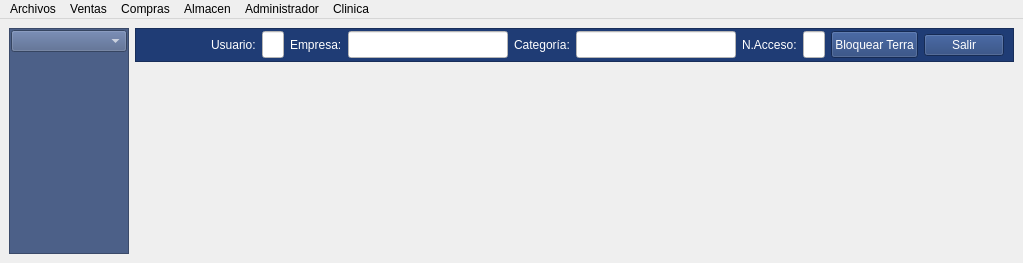
arcnexus/RedFoX, file mainwindow.ui: the form before one commit.
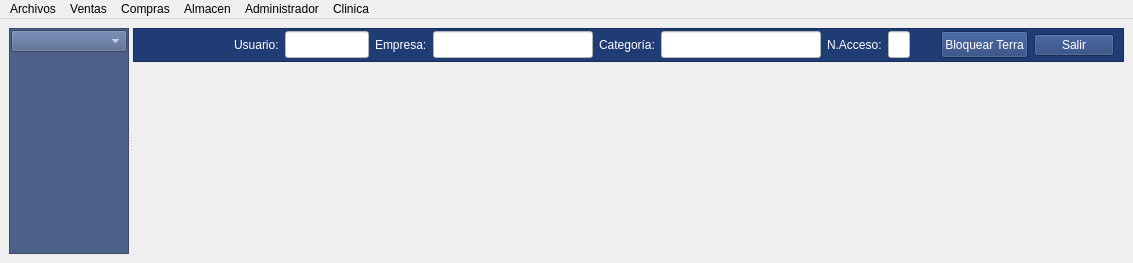
The form after the commit. Icons and pictures are not drawn.

Commit message: Form TPV

What changed in the file:
```diff
--- a/mainwindow.ui
+++ b/mainwindow.ui
@@ -6,7 +6,7 @@
    <rect>
     <x>0</x>
     <y>0</y>
-    <width>988</width>
+    <width>1133</width>
     <height>263</height>
    </rect>
   </property>
@@ -45,8 +45,12 @@
    <set>QMainWindow::AllowTabbedDocks|QMainWindow::ForceTabbedDocks</set>
   </property>
   <widget class="QWidget" name="centralwidget">
-   <layout class="QHBoxLayout" name="horizontalLayout_2">
+   <layout class="QVBoxLayout" name="verticalLayout_3">
     <item>
+     <widget class="QSplitter" name="splitter">
+      <property name="orientation">
+       <enum>Qt::Horizontal</enum>
+      </property>
      <widget class="QFrame" name="frame_3">
       <property name="sizePolicy">
        <sizepolicy hsizetype="Preferred" vsizetype="Preferred">
@@ -116,9 +120,11 @@
        </item>
       </layout>
      </widget>
-    </item>
-    <item>
+      <widget class="QWidget" name="widget" native="true">
      <layout class="QVBoxLayout" name="verticalLayout_2">
+        <property name="margin">
+         <number>0</number>
+        </property>
       <item>
        <widget class="QFrame" name="frame">
         <property name="minimumSize">
@@ -824,6 +830,8 @@
        </widget>
       </item>
      </layout>
+      </widget>
+     </widget>
     </item>
    </layout>
   </widget>
@@ -832,8 +840,8 @@
     <rect>
      <x>0</x>
      <y>0</y>
-     <width>988</width>
-     <height>22</height>
+     <width>1133</width>
+     <height>27</height>
     </rect>
    </property>
    <property name="nativeMenuBar">
```
Lines whose indentation alone changed are shown as unchanged. The commit also changes 1 other file.
